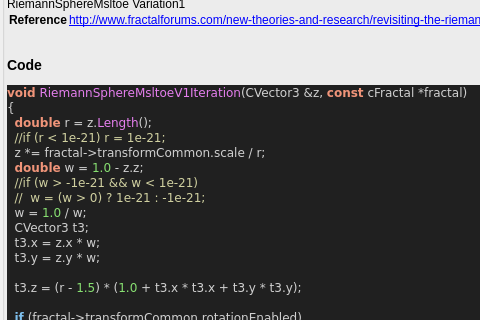
The window that mandelbulber2/qt_data/fractal_riemann_sphere_msltoeV1.ui (buddhi1980/mandelbulber2) describes before a commit, drawn with Qt 5; both pictures show x 0 to 480 and y 398 to 718 of the 673 by 932 pixel window.
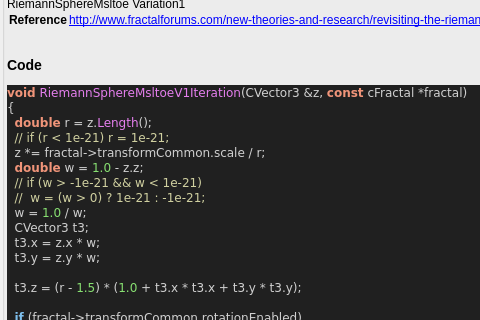
The same window after the commit. Custom widgets are drawn as their Qt base class.

What changed in the file:
```diff
--- a/mandelbulber2/qt_data/fractal_riemann_sphere_msltoeV1.ui
+++ b/mandelbulber2/qt_data/fractal_riemann_sphere_msltoeV1.ui
@@ -725,10 +725,10 @@
 &lt;pre style=&quot;color:#d0d0d0; background-color:#202020;  font-family:'Courier New',monospace;&quot;&gt;&lt;span style=&quot;color:#f09479; font-weight:bold&quot;&gt;void&lt;/span&gt; &lt;span style=&quot;color:#e47eed&quot;&gt;RiemannSphereMsltoeV1Iteration&lt;/span&gt;&lt;span style=&quot;color:#d0d0d0&quot;&gt;(&lt;/span&gt;CVector3 &lt;span style=&quot;color:#d0d0d0&quot;&gt;&amp;amp;&lt;/span&gt;z&lt;span style=&quot;color:#d0d0d0&quot;&gt;,&lt;/span&gt; &lt;span style=&quot;color:#f09479; font-weight:bold&quot;&gt;const&lt;/span&gt; cFractal &lt;span style=&quot;color:#d0d0d0&quot;&gt;*&lt;/span&gt;fractal&lt;span style=&quot;color:#d0d0d0&quot;&gt;)&lt;/span&gt;
 &lt;span style=&quot;color:#d0d0d0&quot;&gt;{&lt;/span&gt;
   &lt;span style=&quot;color:#f09479; font-weight:bold&quot;&gt;double&lt;/span&gt; r &lt;span style=&quot;color:#d0d0d0&quot;&gt;=&lt;/span&gt; z&lt;span style=&quot;color:#d0d0d0&quot;&gt;.&lt;/span&gt;&lt;span style=&quot;color:#e47eed&quot;&gt;Length&lt;/span&gt;&lt;span style=&quot;color:#d0d0d0&quot;&gt;();&lt;/span&gt;
-  &lt;span style=&quot;color:#d0d0a0&quot;&gt;//if (r &amp;lt; 1e-21) r = 1e-21;&lt;/span&gt;
+  &lt;span style=&quot;color:#d0d0a0&quot;&gt;// if (r &amp;lt; 1e-21) r = 1e-21;&lt;/span&gt;
   z &lt;span style=&quot;color:#d0d0d0&quot;&gt;*=&lt;/span&gt; fractal&lt;span style=&quot;color:#d0d0d0&quot;&gt;-&amp;gt;&lt;/span&gt;transformCommon&lt;span style=&quot;color:#d0d0d0&quot;&gt;.&lt;/span&gt;scale &lt;span style=&quot;color:#d0d0d0&quot;&gt;/&lt;/span&gt; r&lt;span style=&quot;color:#d0d0d0&quot;&gt;;&lt;/span&gt;
   &lt;span style=&quot;color:#f09479; font-weight:bold&quot;&gt;double&lt;/span&gt; w &lt;span style=&quot;color:#d0d0d0&quot;&gt;=&lt;/span&gt; &lt;span style=&quot;color:#87df71&quot;&gt;1.0&lt;/span&gt; &lt;span style=&quot;color:#d0d0d0&quot;&gt;-&lt;/span&gt; z&lt;span style=&quot;color:#d0d0d0&quot;&gt;.&lt;/span&gt;z&lt;span style=&quot;color:#d0d0d0&quot;&gt;;&lt;/span&gt;
-  &lt;span style=&quot;color:#d0d0a0&quot;&gt;//if (w &amp;gt; -1e-21 &amp;amp;&amp;amp; w &amp;lt; 1e-21)&lt;/span&gt;
+  &lt;span style=&quot;color:#d0d0a0&quot;&gt;// if (w &amp;gt; -1e-21 &amp;amp;&amp;amp; w &amp;lt; 1e-21)&lt;/span&gt;
   &lt;span style=&quot;color:#d0d0a0&quot;&gt;//  w = (w &amp;gt; 0) ? 1e-21 : -1e-21;&lt;/span&gt;
   w &lt;span style=&quot;color:#d0d0d0&quot;&gt;=&lt;/span&gt; &lt;span style=&quot;color:#87df71&quot;&gt;1.0&lt;/span&gt; &lt;span style=&quot;color:#d0d0d0&quot;&gt;/&lt;/span&gt; w&lt;span style=&quot;color:#d0d0d0&quot;&gt;;&lt;/span&gt;
   CVector3 t3&lt;span style=&quot;color:#d0d0d0&quot;&gt;;&lt;/span&gt;
```
